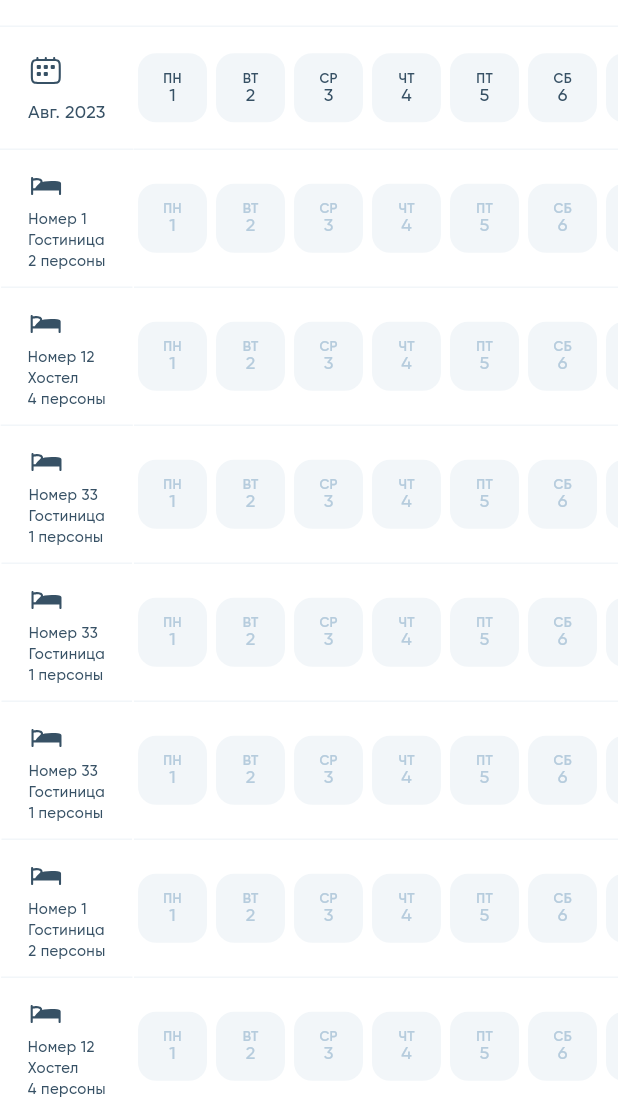
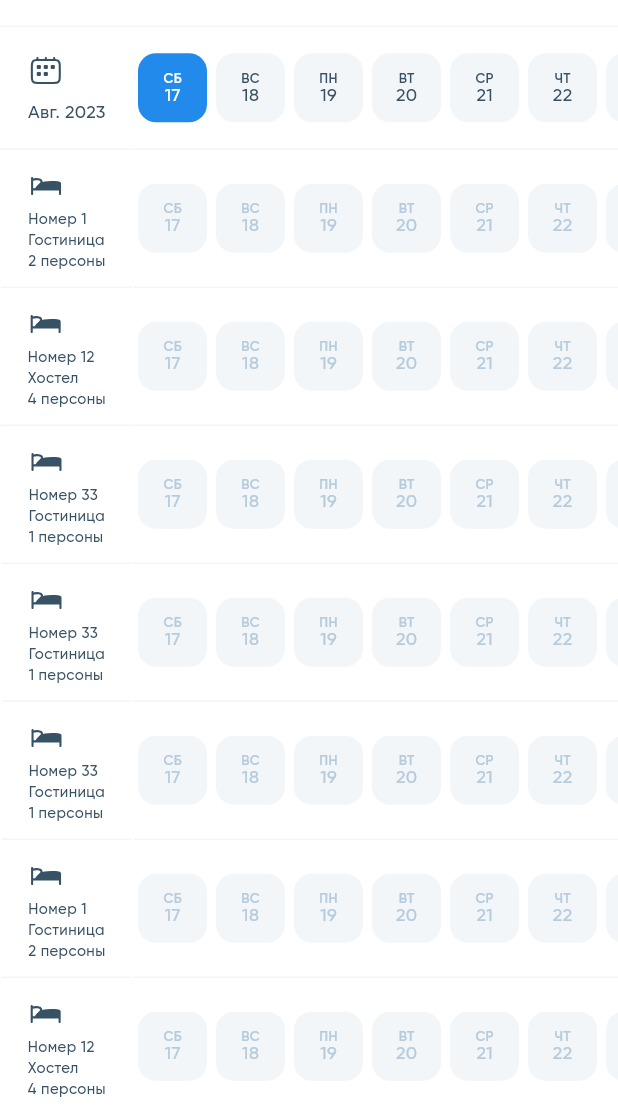
Before and after one commit to x4dead/qaz-booking-ui, a Flutter app: the MainPage screen opened by its route, on a phone screen of 412 x 824 dp, the part 123-1236 px from its top. Run offline on Flutter 3.47's test engine with Material 3 defaults, Android fonts, the phone set to English and light mode, and no system bars; our stand-ins replace flutter_svg, go_router, syncfusion_flutter_datepicker, timezone; missing offline and left inert: syncfusion_flutter_core.

Commit message:
Сделал фокусировку на сегодняшней дате, добавил комментарии для переменных, тудушку и вынес одно часто используемое числовое значение в константы

```diff
--- a/lib/ui/pages/main_page/calendar/calendar_view_widget.dart
+++ b/lib/ui/pages/main_page/calendar/calendar_view_widget.dart
@@ -42,7 +42,9 @@ import 'package:syncfusion_flutter_core/core_internal.dart';
 //   DateTime? draggingTime;
 //   double? timeIntervalHeight;
 // }
-
+///
+///TODO: Вынести часто используемые числовые значения в ui constants
+///
 class CalendarViewWidget extends StatefulWidget {
   const CalendarViewWidget({super.key});
 
@@ -51,11 +53,12 @@ class CalendarViewWidget extends StatefulWidget {
 }
 
 class _CalendarViewWidgetState extends State<CalendarViewWidget> {
-  ///Контроллер для скролла карточек записи гостей по вертикали
-  ScrollController appointmentsVertController = ScrollController();
-
-  ///Контроллер для скролла карточек объектов для бронирования по вертикали
-  ScrollController resourcesVertController = ScrollController();
+  //_resourcesVertController Контроллер для скролла карточек объектов для бронирования по ВЕРТИКАЛИ
+  late final ScrollController _resourcesVertController = ScrollController(),
+      //appointmentsVertController Контроллер для скролла карточек записи гостей по ВЕРТИКАЛИ
+      appointmentsVertController = ScrollController(),
+      //appointmentsHorController Контроллер для скролла карточек записи гостей по ГОРИЗОНТАЛИ
+      appointmentsHorController;
 
   ///Контроллер синхронного скролла
   SyncScrollController? _syncScroller;
@@ -76,17 +79,15 @@ class _CalendarViewWidgetState extends State<CalendarViewWidget> {
       _previousViewVisibleDates,
       _nextViewVisibleDates,
       _currentViewVisibleDates;
-  final int visibleDatesCount =
-      DateTimeHelper.getViewDatesCount(CalendarView.timelineMonth, 6, -1, []);
+  // final int visibleDatesCount =
+  //     DateTimeHelper.getViewDatesCount(CalendarView.timelineMonth, 6, -1, []);
   DateTime previousMonth = DateTime(now.year, now.month - 1);
   DateTime nextMonth = DateTime(now.year, now.month + 1);
-  DateTime currentMonth = DateTime(now.year, now.month);
+  DateTime currentMonth = DateTime(now.year, now.month, now.day);
 
   @override
   void initState() {
     super.initState();
-    _syncScroller = SyncScrollController(
-        [appointmentsVertController, resourcesVertController]);
 
     _previousViewVisibleDates = DateTimeHelper.getMonthDates(
         year: previousMonth.year, month: previousMonth.month);
@@ -100,6 +101,12 @@ class _CalendarViewWidgetState extends State<CalendarViewWidget> {
       ..._currentViewVisibleDates,
       ..._nextViewVisibleDates
     ];
+    final todayDateIndex = _visibleDates.indexWhere(
+        (e) => e.year == now.year && e.month == now.month && e.day == now.day);
+    appointmentsHorController = ScrollController(
+        initialScrollOffset: todayDateIndex * (appointmentSize + 6));
+    _syncScroller = SyncScrollController(
+        [appointmentsVertController, _resourcesVertController]);
 
     // _dragDetails = ValueNotifier<_DragPaintDetails>(
     //     _DragPaintDetails(position: ValueNotifier<Offset?>(null)));
@@ -195,7 +202,7 @@ class _CalendarViewWidgetState extends State<CalendarViewWidget> {
     // }
 
     appointmentsVertController.dispose();
-    resourcesVertController.dispose();
+    _resourcesVertController.dispose();
     _syncScroller?._registeredScrollControllers.every((e) {
       e.dispose();
       return false;
@@ -467,6 +474,7 @@ class _CalendarViewWidgetState extends State<CalendarViewWidget> {
           left: 89,
           child: CustomScrollView(
             scrollDirection: Axis.horizontal,
+            controller: appointmentsHorController,
             slivers: [
               SliverList(
                 delegate: SliverChildListDelegate(
@@ -779,8 +787,10 @@ class _CalendarViewWidgetState extends State<CalendarViewWidget> {
                                                           children: [
                                                             if (isTail == true)
                                                               const SizedBox(
-                                                                  height: 46,
-                                                                  width: 46)
+                                                                  height:
+                                                                      appointmentSize,
+                                                                  width:
+                                                                      appointmentSize)
                                                             else
                                                               DateView(
                                                                 bgColor: AppColors
@@ -801,11 +811,11 @@ class _CalendarViewWidgetState extends State<CalendarViewWidget> {
                                                                 left: 0,
 
                                                                 ///ВЫСТАВЛЯЕМ ШИРИНУ КАРТОЧКИ
-                                                                ///УМНОЖАЕМ 46 НА КОЛИЧЕСТВО ДНЕЙ МЕЖДУ ДАТОЙ ЗАЕЗДА И ВЫЕЗДА
+                                                                ///УМНОЖАЕМ appointmentSize(46) НА КОЛИЧЕСТВО ДНЕЙ МЕЖДУ ДАТОЙ ЗАЕЗДА И ВЫЕЗДА
                                                                 ///ДОБАВЛЯЕМ К ПОЛУЧЕННОМУ ОТСТУПЫ МЕЖДУ КАРТОЧКАМИ
                                                                 width: startEndDiffDates
                                                                             .length *
-                                                                        46 +
+                                                                        appointmentSize +
                                                                     (startEndDiffDates.length !=
                                                                             1
                                                                         ? (startEndDiffDates.length -
@@ -860,7 +870,7 @@ class _CalendarViewWidgetState extends State<CalendarViewWidget> {
           child: NotificationListener<ScrollNotification>(
             onNotification: (ScrollNotification scrollInfo) {
               _syncScroller?.processNotification(
-                  scrollInfo, resourcesVertController);
+                  scrollInfo, _resourcesVertController);
               return true;
             },
             child: NotificationListener<OverscrollIndicatorNotification>(
@@ -871,7 +881,7 @@ class _CalendarViewWidgetState extends State<CalendarViewWidget> {
               child: SizedBox(
                 width: 89,
                 child: CustomScrollView(
-                  controller: resourcesVertController,
+                  controller: _resourcesVertController,
                   slivers: [
                     SliverList(
                       delegate: SliverChildListDelegate(
--- a/lib/utils/constants/ui_constants.dart
+++ b/lib/utils/constants/ui_constants.dart
@@ -40,6 +40,7 @@ const kPH20V18Dot5 = EdgeInsets.symmetric(horizontal: 20, vertical: 18.5);
 const Radius buttonRadius = Radius.circular(12);
 
 ///Size
+const double appointmentSize = 46;
 const kS36 = Size(36, 36);
 
 const bottomBorder = Border(
```
